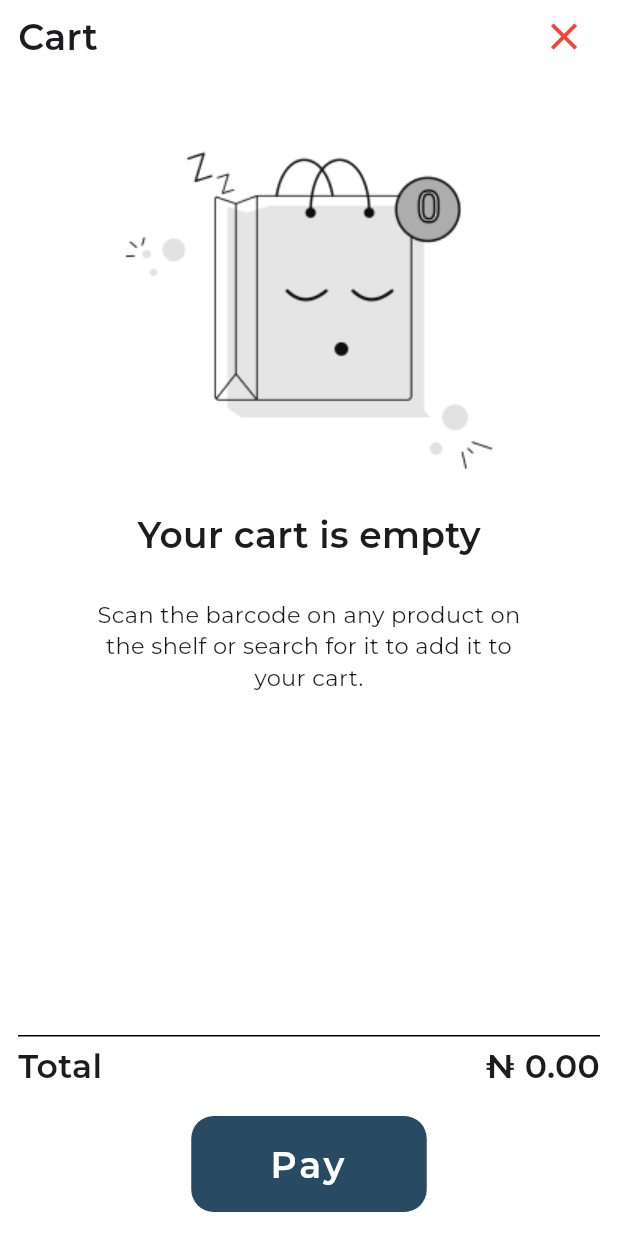
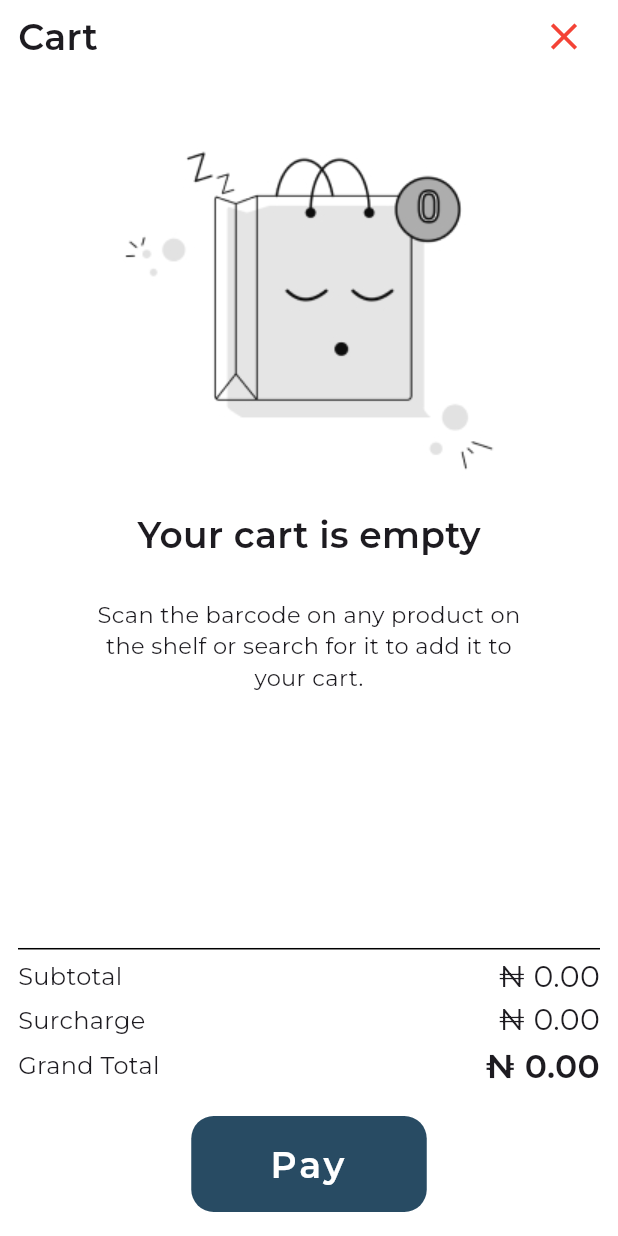
Before and after one commit to phaunamics/qjumpa_mobile, a Flutter app: the CartView screen opened directly, on a phone screen of 412 x 824 dp. Run offline on Flutter 3.47's test engine with Material 2 defaults, Android fonts, the phone set to English and light mode, and no system bars; our stand-ins replace awesome_dialog, badges, bloc, dio, email_validator, equatable and 10 more; missing offline and left inert: barcode_scan2, flutter_paystack, mobile_scanner; accounts and stored records are empty; network calls fail.

Commit message:
UI fixes

```diff
--- a/lib/src/data/local_storage/cart_shared_preferences.dart
+++ b/lib/src/data/local_storage/cart_shared_preferences.dart
@@ -12,9 +12,15 @@ class CartSharedPreferences {
   final Map<int, StreamController<int>> _orderTotalControllers = {};
   final StreamController<int> _subTotalController =
       StreamController.broadcast();
+  final StreamController<double> _surchargeController =
+      StreamController.broadcast();
+  final StreamController<double> _grandTotalController =
+      StreamController.broadcast();
 
   Stream<int> get cartCountStream => _controller.stream;
   Stream<int> get subTotalStream => _subTotalController.stream;
+  Stream<double> get surchargeStream => _surchargeController.stream;
+  Stream<double> get grandTotalStream => _grandTotalController.stream;
 
   Stream<int> getOrderTotalStream(int orderId) {
     if (!_orderTotalControllers.containsKey(orderId)) {
@@ -40,9 +46,22 @@ class CartSharedPreferences {
     return orders.map((order) => order.total).toList().fold(0, (a, b) => a + b);
   }
 
+  double get surcharge {
+    // Calculate the surcharge as 0.3% of the subtotal, capped at 200
+    double calculatedSurcharge = subTotal * 0.003;
+    return calculatedSurcharge > 200 ? 200 : calculatedSurcharge;
+  }
+
+  double get grandTotal {
+    // Calculate the grand total as the sum of subtotal and surcharge
+    return subTotal + surcharge;
+  }
+
   CartSharedPreferences(this._sharedPreferences) {
     _controller.add(getCartItems().length);
     _subTotalController.add(subTotal);
+    _surchargeController.add(surcharge);
+    _grandTotalController.add(grandTotal);
   }
 
   void addItemToCart(Order newOrder) async {
@@ -62,6 +81,8 @@ class CartSharedPreferences {
     _sharedPreferences.setString(_cartKey, jsonEncode(orders));
     _controller.add(orders.length);
     _subTotalController.add(subTotal);
+    _surchargeController.add(surcharge);
+    _grandTotalController.add(grandTotal);
 
     if (_orderTotalControllers.containsKey(newOrder.orderId)) {
       _orderTotalControllers[newOrder.orderId]!.add(newOrder.total);
@@ -84,6 +105,8 @@ class CartSharedPreferences {
     _sharedPreferences.setString(_cartKey, jsonEncode(orders));
     _controller.add(orders.length);
     _subTotalController.add(subTotal);
+    _surchargeController.add(surcharge);
+    _grandTotalController.add(grandTotal);
 
     if (_orderTotalControllers.containsKey(newOrder.orderId)) {
       _orderTotalControllers[newOrder.orderId]!.add(newOrder.total);
--- a/lib/src/presentation/payment/payment_success.dart
+++ b/lib/src/presentation/payment/payment_success.dart
@@ -1,7 +1,7 @@
 import 'package:flutter/material.dart';
 import 'package:qjumpa/src/core/constants.dart';
 import 'package:qjumpa/src/core/hex_converter.dart';
-import 'package:qjumpa/src/presentation/shopping_list/shopping_list_screen.dart';
+import 'package:qjumpa/src/presentation/widgets/bottom_nav/shopping_list_nav_bar.dart';
 
 class PaymentSuccess extends StatelessWidget {
   const PaymentSuccess({super.key, required this.successMessage});
@@ -18,7 +18,7 @@ class PaymentSuccess extends StatelessWidget {
               SizedBox(height: MediaQuery.of(context).size.height * 0.1),
               Image.network(
                 "https://res.cloudinary.com/iamvictorsam/image/upload/v1671834054/Capture_inlcff.png",
-                height: MediaQuery.of(context).size.height * 0.4, //40%
+                height: MediaQuery.of(context).size.height * 0.4,
               ),
               SizedBox(height: MediaQuery.of(context).size.height * 0.08),
               Text(successMessage,
@@ -36,7 +36,7 @@ class PaymentSuccess extends StatelessWidget {
                     Navigator.push(
                         context,
                         MaterialPageRoute(
-                            builder: (context) => const ShoppingListScreen()));
+                            builder: (context) => const ShoppingListNavBar()));
                   },
                   style: ElevatedButton.styleFrom(
                       // foregroundColor: Colors.white,
--- a/lib/src/presentation/shopping_cart/cart_view.dart
+++ b/lib/src/presentation/shopping_cart/cart_view.dart
@@ -29,6 +29,12 @@ class _CartViewState extends State<CartView> {
   void checkIfUserIsLoggedIn() {
     if (_auth.currentUser != null) {
       showModalBottomSheet(
+        shape: const RoundedRectangleBorder(
+          borderRadius: BorderRadius.only(
+            topLeft: Radius.circular(12),
+            topRight: Radius.circular(12),
+          ),
+        ),
         context: context,
         builder: (context) => const PaystackPaymentChannel(),
       );
@@ -70,27 +76,67 @@ class _CartViewState extends State<CartView> {
                     SizedBox(
                       height: screenHeight / 54,
                     ),
-                    Expanded(child: shoopingCartListView(screenHeight)),
+                    Expanded(child: shoppingCartListView(screenHeight)),
                     Divider(
                       height: screenHeight / 98,
                       thickness: 1,
                       color: Colors.black,
                     ),
+                    Column(
+                      children: [
                         Row(
                           mainAxisAlignment: MainAxisAlignment.spaceBetween,
                           children: [
                             const Text(
-                          'Total',
+                              'Subtotal',
                               style: TextStyle(
-                              fontSize: 22, fontWeight: FontWeight.w600),
+                                  fontSize: 16, fontWeight: FontWeight.w400),
                             ),
                             StreamBuilder<int>(
                               stream: cartSharedPref.subTotalStream,
                               builder: (context, snapshot) {
                                 return subTotalCard(
-                                value:
-                                    snapshot.data ?? cartSharedPref.subTotal);
+                                    value: snapshot.data ??
+                                        cartSharedPref.subTotal);
                               },
+                            ),
+                          ],
+                        ),
+                        Row(
+                          mainAxisAlignment: MainAxisAlignment.spaceBetween,
+                          children: [
+                            const Text(
+                              'Surcharge',
+                              style: TextStyle(
+                                  fontSize: 16, fontWeight: FontWeight.w400),
+                            ),
+                            StreamBuilder<double>(
+                              stream: cartSharedPref.surchargeStream,
+                              builder: (context, snapshot) {
+                                return surChargeCard(
+                                    value: snapshot.data ??
+                                        cartSharedPref.surcharge);
+                              },
+                            ),
+                          ],
+                        ),
+                        Row(
+                          mainAxisAlignment: MainAxisAlignment.spaceBetween,
+                          children: [
+                            const Text(
+                              'Grand Total',
+                              style: TextStyle(
+                                  fontSize: 16, fontWeight: FontWeight.w400),
+                            ),
+                            StreamBuilder<double>(
+                              stream: cartSharedPref.grandTotalStream,
+                              builder: (context, snapshot) {
+                                return grandTotalCard(
+                                    value: snapshot.data ??
+                                        cartSharedPref.grandTotal);
+                              },
+                            ),
+                          ],
                         ),
                       ],
                     ),
@@ -120,11 +166,25 @@ class _CartViewState extends State<CartView> {
   Widget subTotalCard({required int value}) {
     return Text(
       NumberFormat.currency(symbol: '₦ ').format(value),
+      style: const TextStyle(fontSize: 20, fontWeight: FontWeight.w400),
+    );
+  }
+
+  Widget surChargeCard({required double value}) {
+    return Text(
+      NumberFormat.currency(symbol: '₦ ').format(value),
+      style: const TextStyle(fontSize: 20, fontWeight: FontWeight.w400),
+    );
+  }
+
+  Widget grandTotalCard({required double value}) {
+    return Text(
+      NumberFormat.currency(symbol: '₦ ').format(value),
       style: const TextStyle(fontSize: 22, fontWeight: FontWeight.w600),
     );
   }
 
-  Widget shoopingCartListView(double screenHeight) {
+  Widget shoppingCartListView(double screenHeight) {
     return SizedBox(
       height: screenHeight / 1.43,
       child: StreamBuilder<int>(
@@ -173,29 +233,28 @@ class _CartViewState extends State<CartView> {
   AwesomeDialog loginRequestPopUp(BuildContext context) {
     return AwesomeDialog(
       context: context,
-      dialogType: DialogType.info,
+      dialogType: DialogType.noHeader,
       animType: AnimType.scale,
-      padding: const EdgeInsets.only(bottom: 6),
+      padding: const EdgeInsets.all(6),
       desc: 'Please login or register to proceed to payment',
-      btnOk: Container(
+      btnOk: GestureDetector(
+        onTap: () => Navigator.pushReplacementNamed(
+            context, LoginView.routeName,
+            arguments: ModalRoute.of(context)!.settings.name),
+        child: Container(
+          height: 55,
           margin: const EdgeInsets.symmetric(horizontal: 20),
           decoration: BoxDecoration(
               color: HexColor(primaryColor),
               borderRadius: BorderRadius.circular(8)),
-        child: ElevatedButton(
-          onPressed: () => Navigator.pushReplacementNamed(
-              context, LoginView.routeName,
-              arguments: ModalRoute.of(context)!.settings.name),
-          style: ButtonStyle(
-            side: MaterialStateProperty.all(BorderSide.none),
-            backgroundColor: MaterialStateProperty.all(
-              HexColor(primaryColor),
-            ),
-          ),
-          child: const Text(
+          child: const Center(
+            child: Text(
               'Login',
               style: TextStyle(
-                fontSize: 14, fontWeight: FontWeight.w500, color: Colors.white),
+                  fontSize: 14,
+                  fontWeight: FontWeight.w500,
+                  color: Colors.white),
+            ),
           ),
         ),
       ),
--- a/lib/src/presentation/shopping_list/shopping_list_screen.dart
+++ b/lib/src/presentation/shopping_list/shopping_list_screen.dart
@@ -56,8 +56,10 @@ class _ShoppingListScreenState extends State<ShoppingListScreen> {
                             fontWeight: FontWeight.w400,
                             color: Colors.black.withOpacity(0.5)),
                         GestureDetector(
-                          onTap: () => Navigator.pushNamed(
-                              context, ProfileScreen.routeName),
+                          onTap: () => _auth.currentUser == null
+                              ? null
+                              : Navigator.pushNamed(
+                                  context, ProfileScreen.routeName),
                           child: customText(
                             text:
                                 '@${_auth.currentUser?.email?.split('@')[0]} >>',
--- a/lib/src/presentation/widgets/bottom_nav/shopping_list_nav_bar.dart
+++ b/lib/src/presentation/widgets/bottom_nav/shopping_list_nav_bar.dart
@@ -6,10 +6,6 @@ import 'package:qjumpa/src/presentation/select_store/select_store_screen.dart';
 import 'package:qjumpa/src/presentation/shopping_list/shopping_list_screen.dart';
 
 class ShoppingListNavBar extends StatefulWidget {
-  // final Widget customWidget;
-  // final String? iconName;
-  // final List<Widget> pages;
-  // int currentIndex;
   const ShoppingListNavBar({
     Key? key,
   }) : super(key: key);
@@ -52,7 +48,7 @@ class _ShoppingListNavBarState extends State<ShoppingListNavBar> {
                 'assets/shop_icon.svg',
               ),
               label: 'Shop',
-              activeIcon: SvgPicture.asset('assets/shop_selected.svg')),
+              activeIcon: SvgPicture.asset('assets/shop_selected.svg'),),
           BottomNavigationBarItem(
               icon: SvgPicture.asset('assets/shopping_list_icon.svg'),
               activeIcon: SvgPicture.asset('assets/shopping_list_selected.svg'),
--- a/lib/src/presentation/widgets/collapsible_container.dart
+++ b/lib/src/presentation/widgets/collapsible_container.dart
@@ -1,4 +1,5 @@
 import 'package:flutter/material.dart';
+import 'package:flutter_svg/flutter_svg.dart';
 import 'package:qjumpa/injection.dart';
 import 'package:qjumpa/src/data/local_storage/item_shared_preferences.dart';
 import 'package:qjumpa/src/domain/entity/shopping_list_entity.dart';
@@ -96,8 +97,8 @@ class _CollapsibleListViewState extends State<CollapsibleListView> {
                           SizedBox(
                             height: 35,
                             width: 35,
-                            child: Image.asset(
-                              'assets/pointer.jpeg',
+                            child: SvgPicture.asset(
+                              'assets/radio-bullet.svg',
                               fit: BoxFit.contain,
                             ),
                           ),
```
Also changed, not shown: lib/src/presentation/payment/paystack_payment_channel.dart (+9 -5 lines), lib/src/presentation/product_scan/product_scan_screen.dart (+6 -4 lines), lib/src/presentation/product_search/product_search_screen_.dart (+7 -5 lines), lib/src/presentation/product_search/product_search_screen_view.dart (deleted, +0 -107 lines), lib/src/presentation/select_store/select_store_screen.dart (+34 -34 lines), lib/src/presentation/shopping_cart/empty_cart_screen.dart (+5 -3 lines), lib/src/presentation/verification/email_verification.dart (+7 -2 lines), lib/src/presentation/widgets/bottom_nav/product_search_nav_bar.dart (+14 -10 lines), lib/src/presentation/widgets/create_new_list_view.dart (+19 -20 lines), assets/empty_list.jpeg (deleted), assets/pointer.jpeg (deleted), assets/radio-bullet.svg (added). Lines whose indentation alone changed are shown as unchanged.
